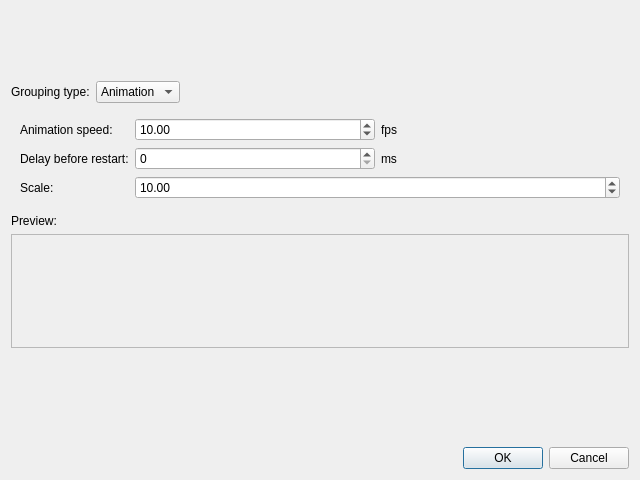
Qt form src/gui/desktop/ui/photos_grouping_dialog.ui (Kicer86/photobroom) before a commit.
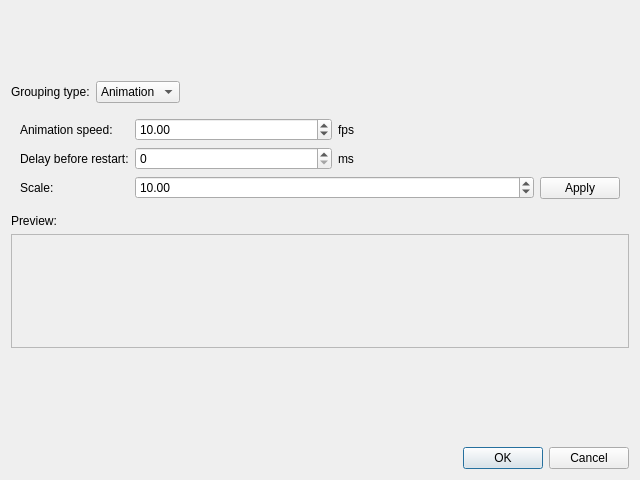
The same form after that commit. Custom widgets are drawn as their Qt base class.

Commit message: gui: ui: PhotosGroupingDialog: adding 'Apply' button

Diff of the .ui file:
```diff
--- a/src/gui/desktop/ui/photos_grouping_dialog.ui
+++ b/src/gui/desktop/ui/photos_grouping_dialog.ui
@@ -63,6 +63,8 @@
       <number>0</number>
      </property>
      <widget class="QWidget" name="animationOptions">
+      <layout class="QHBoxLayout" name="formLayout2" stretch="1,0">
+       <item>
       <layout class="QFormLayout" name="formLayout">
        <item row="0" column="0">
         <widget class="QLabel" name="speedLabel">
@@ -95,14 +97,14 @@
          </item>
         </layout>
        </item>
-       <item row="2" column="0">
+         <item row="1" column="0">
         <widget class="QLabel" name="delayLabel">
          <property name="text">
           <string>Delay before restart:</string>
          </property>
         </widget>
        </item>
-       <item row="2" column="1">
+         <item row="1" column="1">
         <layout class="QHBoxLayout" name="horizontalLayout_3">
          <item>
           <widget class="QSpinBox" name="delaySpinBox">
@@ -123,14 +125,14 @@
          </item>
         </layout>
        </item>
-       <item row="3" column="0">
+         <item row="2" column="0">
         <widget class="QLabel" name="scaleLabel">
          <property name="text">
           <string>Scale:</string>
          </property>
         </widget>
        </item>
-       <item row="3" column="1">
+         <item row="2" column="1">
         <widget class="QDoubleSpinBox" name="scaleSpinBox">
          <property name="minimum">
           <double>1.000000000000000</double>
@@ -142,6 +144,32 @@
           <double>10.000000000000000</double>
          </property>
         </widget>
+         </item>
+        </layout>
+       </item>
+       <item>
+        <layout class="QVBoxLayout" name="applyButonLayout">
+         <item>
+          <spacer name="verticalSpacer_2">
+           <property name="orientation">
+            <enum>Qt::Vertical</enum>
+           </property>
+           <property name="sizeHint" stdset="0">
+            <size>
+             <width>20</width>
+             <height>40</height>
+            </size>
+           </property>
+          </spacer>
+         </item>
+         <item>
+          <widget class="QPushButton" name="applyButton">
+           <property name="text">
+            <string>Apply</string>
+           </property>
+          </widget>
+         </item>
+        </layout>
        </item>
       </layout>
      </widget>
```
Lines whose indentation alone changed are shown as unchanged.
